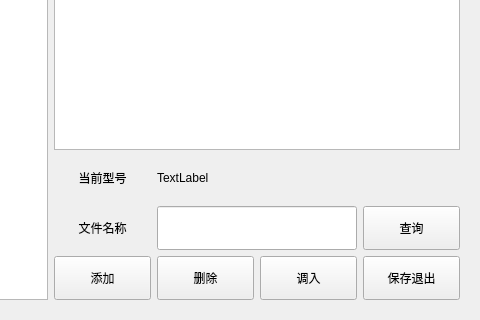
This is WinType.ui in bloglink/aip-tester as Qt 5 draws it before an edit; both pictures show x 320 to 800 and y 280 to 600 of the 800 by 600 pixel window. The edited form follows.
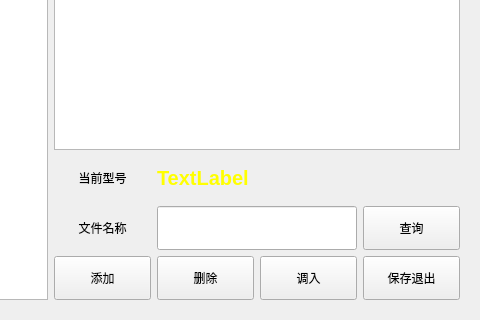
This is the edited form. Icons and pictures are not drawn.

```diff
--- a/WinType.ui
+++ b/WinType.ui
@@ -533,6 +533,9 @@
            <height>44</height>
           </size>
          </property>
+         <property name="styleSheet">
+          <string notr="true">color:yellow;font:Bold 15pt Ubuntu</string>
+         </property>
          <property name="text">
           <string>TextLabel</string>
          </property>
```
